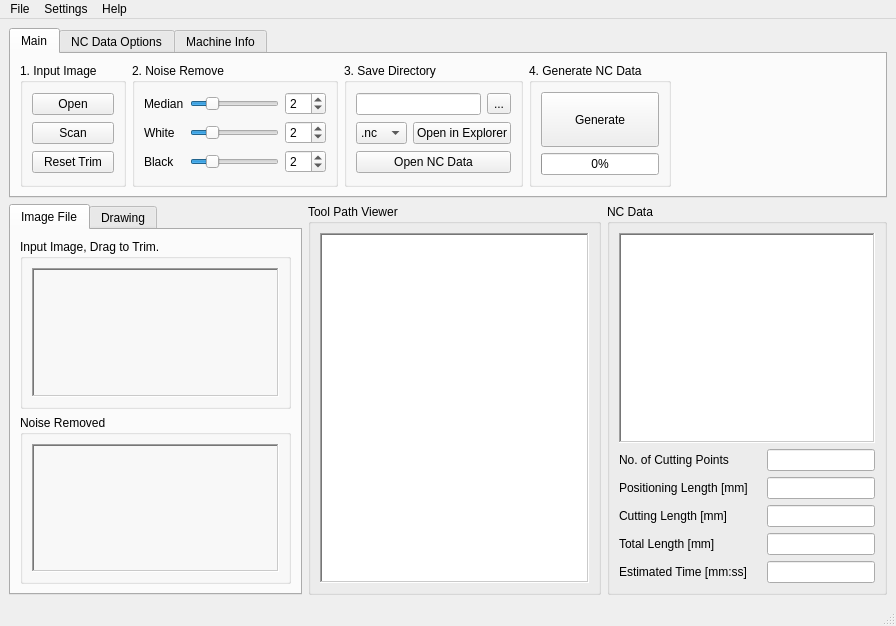
The window that mainwindow.ui (okmtkn/Pic2NC) describes before a commit, drawn with Qt 5.
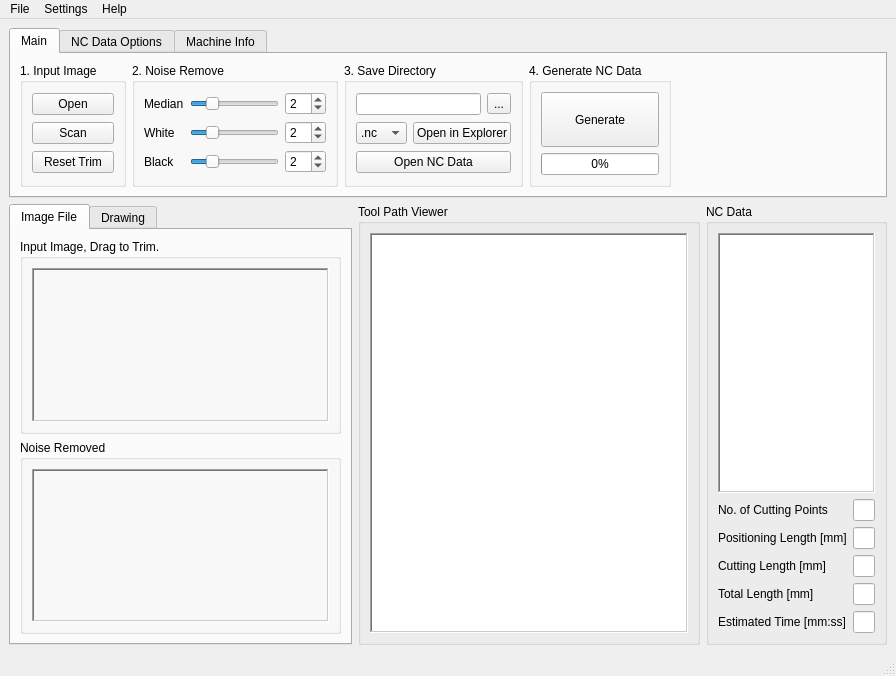
The same window after the commit.

What changed in the file:
```diff
--- a/mainwindow.ui
+++ b/mainwindow.ui
@@ -7,7 +7,7 @@
     <x>0</x>
     <y>0</y>
     <width>896</width>
-    <height>626</height>
+    <height>676</height>
    </rect>
   </property>
   <property name="sizePolicy">
@@ -836,7 +836,10 @@
      </widget>
     </item>
     <item>
-     <layout class="QHBoxLayout" name="horizontalLayout_3" stretch="1,1,0">
+     <layout class="QHBoxLayout" name="horizontalLayout_3" stretch="2,2,1">
+      <property name="sizeConstraint">
+       <enum>QLayout::SetDefaultConstraint</enum>
+      </property>
       <item>
        <widget class="QTabWidget" name="tabWidgetImageDrawing">
         <property name="currentIndex">
@@ -1062,7 +1065,7 @@
         <property name="title">
          <string>NC Data</string>
         </property>
-        <layout class="QVBoxLayout" name="verticalLayout_4">
+        <layout class="QVBoxLayout" name="verticalLayout_4" stretch="1,0">
          <item>
           <widget class="QTextEdit" name="textEdit">
            <property name="mouseTracking">
@@ -1118,6 +1121,18 @@
            </item>
            <item row="4" column="1">
             <widget class="QLineEdit" name="lineEditTotalTime">
+             <property name="sizePolicy">
+              <sizepolicy hsizetype="Expanding" vsizetype="Fixed">
+               <horstretch>0</horstretch>
+               <verstretch>0</verstretch>
+              </sizepolicy>
+             </property>
+             <property name="maximumSize">
+              <size>
+               <width>16777215</width>
+               <height>16777215</height>
+              </size>
+             </property>
              <property name="readOnly">
               <bool>true</bool>
              </property>
@@ -1125,6 +1140,18 @@
            </item>
            <item row="3" column="1">
             <widget class="QLineEdit" name="lineEditTotalLength">
+             <property name="sizePolicy">
+              <sizepolicy hsizetype="Expanding" vsizetype="Fixed">
+               <horstretch>0</horstretch>
+               <verstretch>0</verstretch>
+              </sizepolicy>
+             </property>
+             <property name="maximumSize">
+              <size>
+               <width>16777215</width>
+               <height>16777215</height>
+              </size>
+             </property>
              <property name="readOnly">
               <bool>true</bool>
              </property>
@@ -1132,6 +1159,18 @@
            </item>
            <item row="2" column="1">
             <widget class="QLineEdit" name="lineEditG01Length">
+             <property name="sizePolicy">
+              <sizepolicy hsizetype="Expanding" vsizetype="Fixed">
+               <horstretch>0</horstretch>
+               <verstretch>0</verstretch>
+              </sizepolicy>
+             </property>
+             <property name="maximumSize">
+              <size>
+               <width>16777215</width>
+               <height>16777215</height>
+              </size>
+             </property>
              <property name="readOnly">
               <bool>true</bool>
              </property>
@@ -1139,6 +1178,18 @@
            </item>
            <item row="1" column="1">
             <widget class="QLineEdit" name="lineEditG00Length">
+             <property name="sizePolicy">
+              <sizepolicy hsizetype="Expanding" vsizetype="Fixed">
+               <horstretch>0</horstretch>
+               <verstretch>0</verstretch>
+              </sizepolicy>
+             </property>
+             <property name="maximumSize">
+              <size>
+               <width>16777215</width>
+               <height>16777215</height>
+              </size>
+             </property>
              <property name="readOnly">
               <bool>true</bool>
              </property>
@@ -1146,6 +1197,18 @@
            </item>
            <item row="0" column="1">
             <widget class="QLineEdit" name="lineEditNumOfBlock">
+             <property name="sizePolicy">
+              <sizepolicy hsizetype="Expanding" vsizetype="Fixed">
+               <horstretch>0</horstretch>
+               <verstretch>0</verstretch>
+              </sizepolicy>
+             </property>
+             <property name="maximumSize">
+              <size>
+               <width>16777215</width>
+               <height>16777215</height>
+              </size>
+             </property>
              <property name="readOnly">
               <bool>true</bool>
              </property>
```
